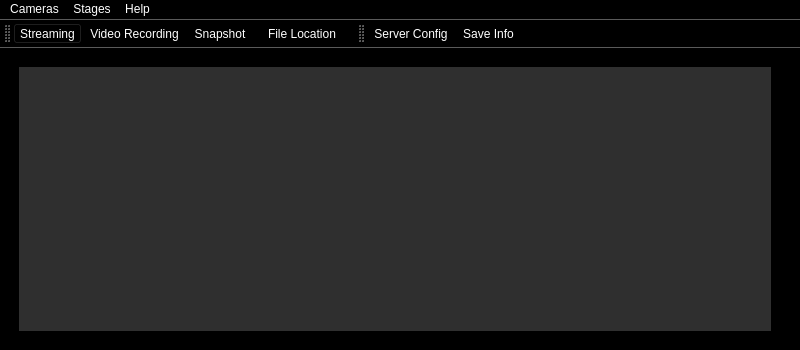
AllenNeuralDynamics/parallax, file ui/mainWindow.ui: the form before one commit.
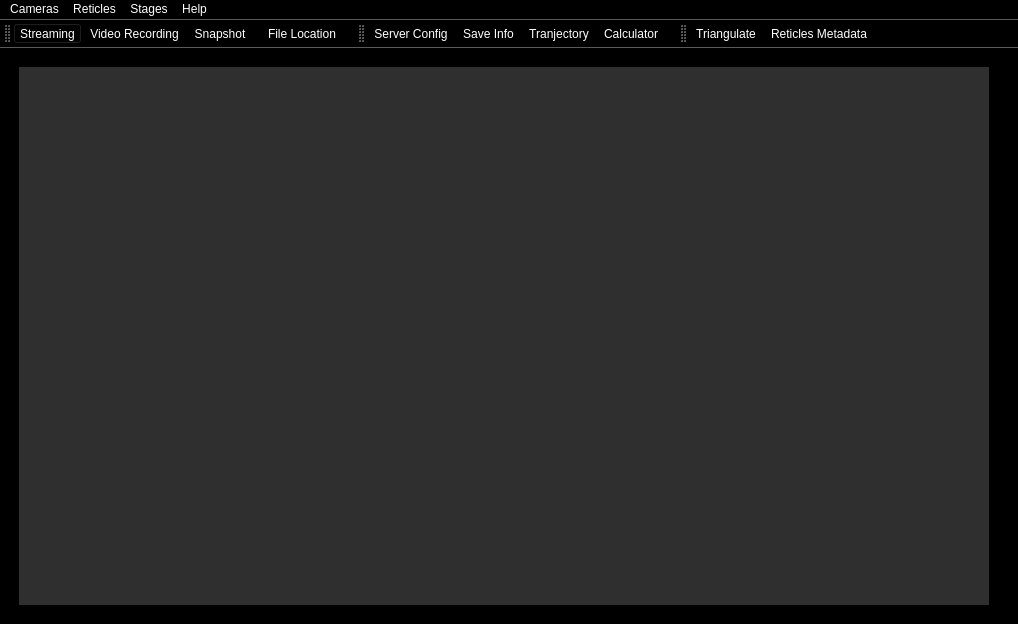
The form after the commit. Icons and pictures are not drawn.

Commit message: Add NewScale Stage Server IPconfig Button on ToolBar

The edit to the form file:
```diff
--- a/ui/mainWindow.ui
+++ b/ui/mainWindow.ui
@@ -6,13 +6,13 @@
    <rect>
     <x>0</x>
     <y>0</y>
-    <width>800</width>
-    <height>350</height>
+    <width>1018</width>
+    <height>624</height>
    </rect>
   </property>
   <property name="minimumSize">
    <size>
-    <width>800</width>
+    <width>0</width>
     <height>0</height>
    </size>
   </property>
@@ -97,8 +97,8 @@
     <rect>
      <x>0</x>
      <y>0</y>
-     <width>800</width>
-     <height>21</height>
+     <width>1018</width>
+     <height>31</height>
     </rect>
    </property>
    <widget class="QMenu" name="menuCameras">
@@ -133,8 +133,27 @@
     </property>
     <addaction name="actionServer"/>
     <addaction name="actionSave_Info"/>
+    <addaction name="actionTranjectory"/>
+    <addaction name="actionCalculator"/>
+   </widget>
+   <widget class="QMenu" name="menuReticles">
+    <property name="title">
+     <string>Reticles</string>
+    </property>
+    <widget class="QMenu" name="menuDetection">
+     <property name="title">
+      <string>Detection</string>
+     </property>
+     <addaction name="actionOpenCV"/>
+    </widget>
+    <addaction name="separator"/>
+    <addaction name="menuDetection"/>
+    <addaction name="actionTriangulate"/>
+    <addaction name="separator"/>
+    <addaction name="actionReticles_Metadata"/>
    </widget>
    <addaction name="menuCameras"/>
+   <addaction name="menuReticles"/>
    <addaction name="menuStages"/>
    <addaction name="menuHelp"/>
   </widget>
@@ -173,6 +192,22 @@
    </attribute>
    <addaction name="actionServer"/>
    <addaction name="actionSave_Info"/>
+   <addaction name="actionTranjectory"/>
+   <addaction name="actionCalculator"/>
+   <addaction name="separator"/>
+  </widget>
+  <widget class="QToolBar" name="toolBar_2">
+   <property name="windowTitle">
+    <string>toolBar_2</string>
+   </property>
+   <attribute name="toolBarArea">
+    <enum>TopToolBarArea</enum>
+   </attribute>
+   <attribute name="toolBarBreak">
+    <bool>false</bool>
+   </attribute>
+   <addaction name="actionTriangulate"/>
+   <addaction name="actionReticles_Metadata"/>
   </widget>
   <action name="actionStreaming">
    <property name="checkable">
@@ -259,7 +294,48 @@
     <bool>true</bool>
    </property>
    <property name="text">
-    <string>Mock Camera</string>
+    <string>Metadata</string>
+   </property>
+  </action>
+  <action name="actionOpenCV">
+   <property name="text">
+    <string>OpenCV</string>
+   </property>
+  </action>
+  <action name="actionTriangulate">
+   <property name="icon">
+    <iconset resource="resources/resources_from_qt.qrc">
+     <normaloff>:/Icons/triangle.png</normaloff>:/Icons/triangle.png</iconset>
+   </property>
+   <property name="text">
+    <string>Triangulate</string>
+   </property>
+  </action>
+  <action name="actionReticles_Metadata">
+   <property name="icon">
+    <iconset resource="resources/resources_from_qt.qrc">
+     <normaloff>:/Icons/reticle_balck.png</normaloff>:/Icons/reticle_balck.png</iconset>
+   </property>
+   <property name="text">
+    <string>Reticles Metadata</string>
+   </property>
+  </action>
+  <action name="actionTranjectory">
+   <property name="icon">
+    <iconset resource="resources/resources_from_qt.qrc">
+     <normaloff>:/Icons/3D_map.png</normaloff>:/Icons/3D_map.png</iconset>
+   </property>
+   <property name="text">
+    <string>Tranjectory</string>
+   </property>
+  </action>
+  <action name="actionCalculator">
+   <property name="icon">
+    <iconset resource="resources/resources_from_qt.qrc">
+     <normaloff>:/Icons/calc.png</normaloff>:/Icons/calc.png</iconset>
+   </property>
+   <property name="text">
+    <string>Calculator</string>
    </property>
   </action>
  </widget>
```
Left out of the diff: 7 changed lines with no effect on the pictures. The commit also changes 9 other files.
